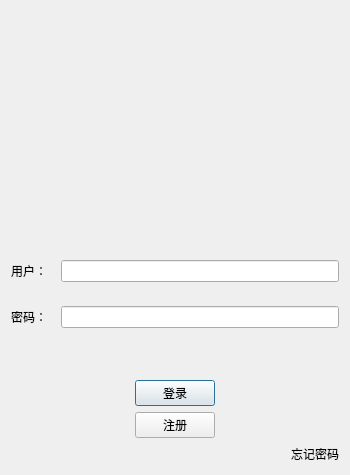
Qt form hyhchat/logindialog.ui (huangyuhan64/wechat) before a commit.
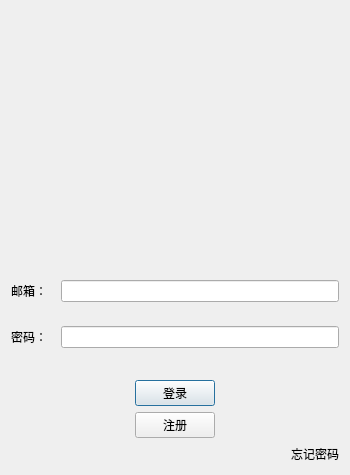
The same form after that commit. Icons and pictures are not drawn. Custom widgets are drawn as their Qt base class.

Patch:
```diff
--- a/hyhchat/logindialog.ui
+++ b/hyhchat/logindialog.ui
@@ -39,13 +39,13 @@
         </property>
         <property name="minimumSize">
          <size>
-          <width>100</width>
+          <width>306</width>
           <height>216</height>
          </size>
         </property>
         <property name="maximumSize">
          <size>
-          <width>16777215</width>
+          <width>306</width>
           <height>216</height>
          </size>
         </property>
@@ -66,6 +66,13 @@
      </layout>
     </widget>
    </item>
+   <item>
+    <widget class="QLabel" name="err_tip">
+     <property name="text">
+      <string/>
+     </property>
+    </widget>
+   </item>
    <item>
     <layout class="QHBoxLayout" name="horizontalLayout">
      <property name="spacing">
@@ -104,7 +111,7 @@
         </size>
        </property>
        <property name="text">
-        <string>用户：</string>
+        <string>邮箱：</string>
        </property>
       </widget>
      </item>
@@ -268,8 +275,13 @@
    </item>
   </layout>
  </widget>
- <resources>
-  <include location="rc.qrc"/>
- </resources>
+ <customwidgets>
+  <customwidget>
+   <class>ClickedLabel</class>
+   <extends>QLabel</extends>
+   <header>clickedlabel.h</header>
+  </customwidget>
+ </customwidgets>
+ <resources/>
  <connections/>
 </ui>
```
Left out of the diff: 11 changed lines with no effect on the pictures.
